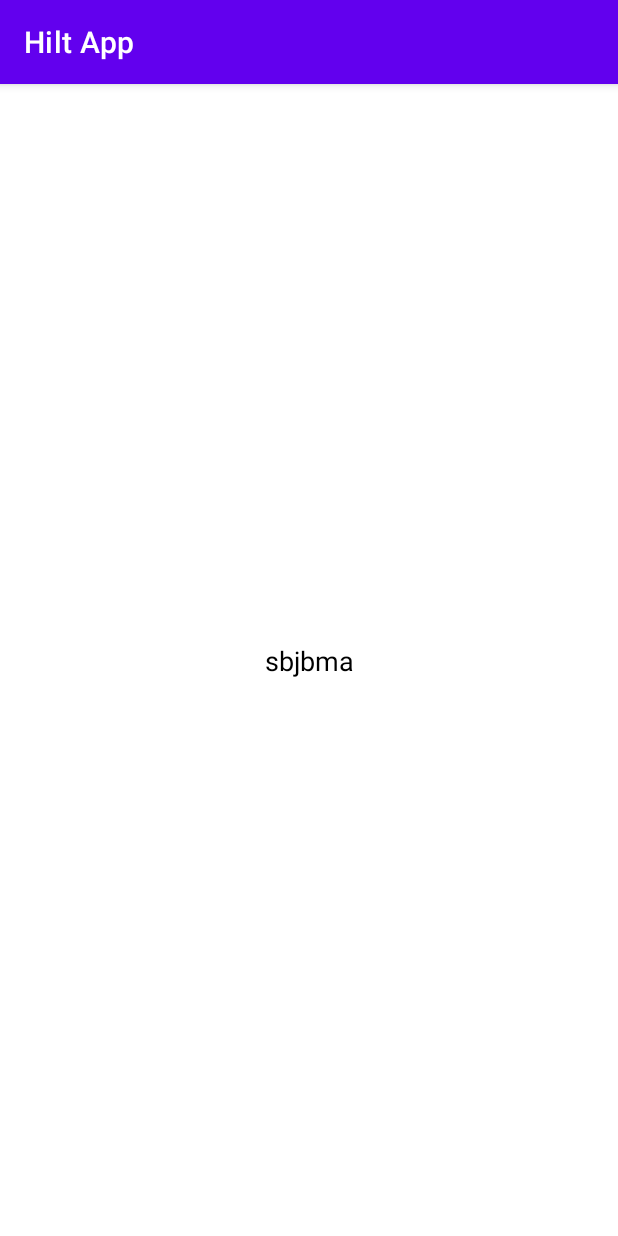
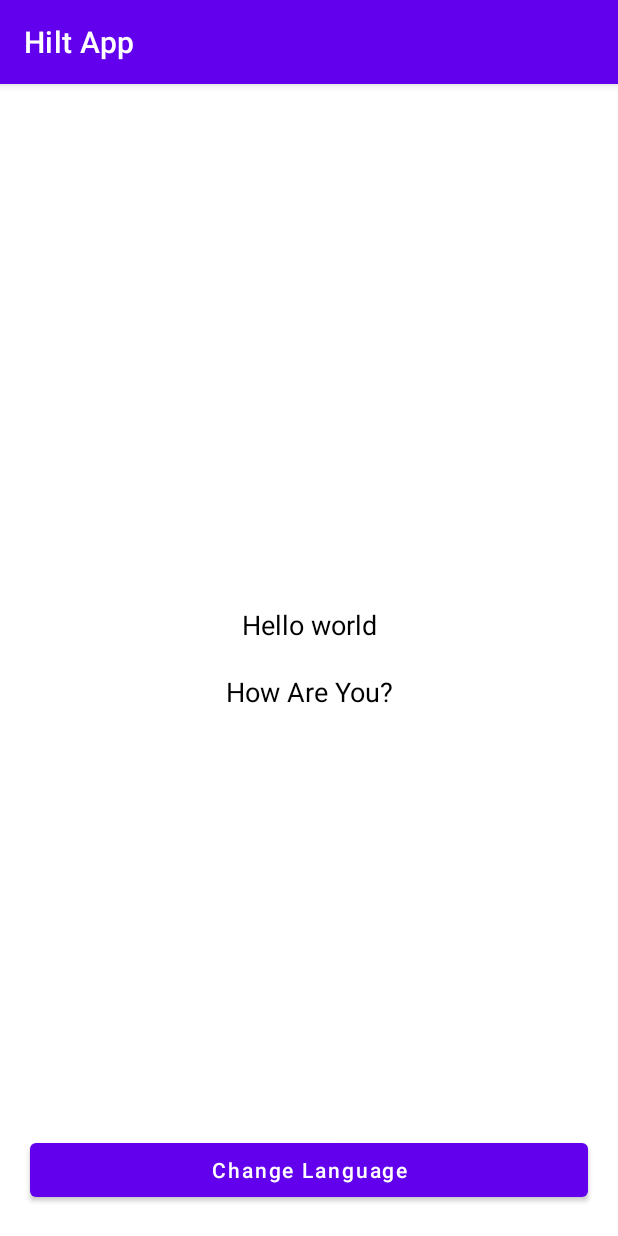
Before and after one commit to subhraji/dragger_hilt_example_app, an Android app: the screen it shows after launch (MainActivity), on a phone screen of 412 x 824 dp. Run offline under Robolectric (Android 15) with nearby library versions, the phone set to English and light mode, and no system bars; our stand-ins replace Dagger/Hilt's generated code.

Commit message:
test - 25/06/2023

```diff
--- a/app/src/main/java/com/example/hiltapp/MainActivity.kt
+++ b/app/src/main/java/com/example/hiltapp/MainActivity.kt
@@ -26,6 +26,13 @@ class MainActivity : AppCompatActivity() {
 
         mainViewModel = ViewModelProvider(this).get(GetTodosViewModel::class.java)
 
+
+        //observe
+        //observeApiCall()
+    }
+
+
+    private fun observeApiCall(){
         mainViewModel.todosLiveData.observe(this, Observer { outcome ->
             when(outcome){
                 is Outcome.Success ->{
@@ -44,6 +51,5 @@ class MainActivity : AppCompatActivity() {
                 }
             }
         })
-
     }
 }
--- a/app/src/main/res/layout/activity_main.xml
+++ b/app/src/main/res/layout/activity_main.xml
@@ -12,9 +12,33 @@
             android:layout_height="wrap_content"
             android:textColor="@color/black"
             android:textSize="18sp"
-            android:text="sbjbma"
+            android:text="@string/hello_world"
             app:layout_constraintBottom_toBottomOf="parent"
             app:layout_constraintLeft_toLeftOf="parent"
             app:layout_constraintRight_toRightOf="parent"
-            app:layout_constraintTop_toTopOf="parent" />
+            app:layout_constraintTop_toTopOf="parent"
+            android:layout_marginBottom="48dp"/>
+
+        <TextView
+            android:id="@+id/new_msg_tv"
+            android:layout_width="wrap_content"
+            android:layout_height="wrap_content"
+            app:layout_constraintTop_toBottomOf="@+id/msg_tv"
+            app:layout_constraintStart_toStartOf="parent"
+            app:layout_constraintEnd_toEndOf="parent"
+            android:text="@string/how_are_you"
+            android:textSize="18sp"
+            android:layout_marginTop="20dp"
+            android:textColor="@color/black"/>
+        <Button
+            android:id="@+id/change_lang_btn"
+            android:layout_width="0dp"
+            android:layout_height="wrap_content"
+            app:layout_constraintBottom_toBottomOf="parent"
+            app:layout_constraintStart_toStartOf="parent"
+            app:layout_constraintEnd_toEndOf="parent"
+            android:textColor="@color/white"
+            android:text="Change Language"
+            android:textAllCaps="false"
+            android:layout_margin="20dp"/>
 </androidx.constraintlayout.widget.ConstraintLayout>
--- a/app/src/main/res/values/strings.xml
+++ b/app/src/main/res/values/strings.xml
@@ -1,3 +1,5 @@
 <resources>
     <string name="app_name">Hilt App</string>
+    <string name="hello_world">Hello world</string>
+    <string name="how_are_you">How Are You?</string>
 </resources>
```
